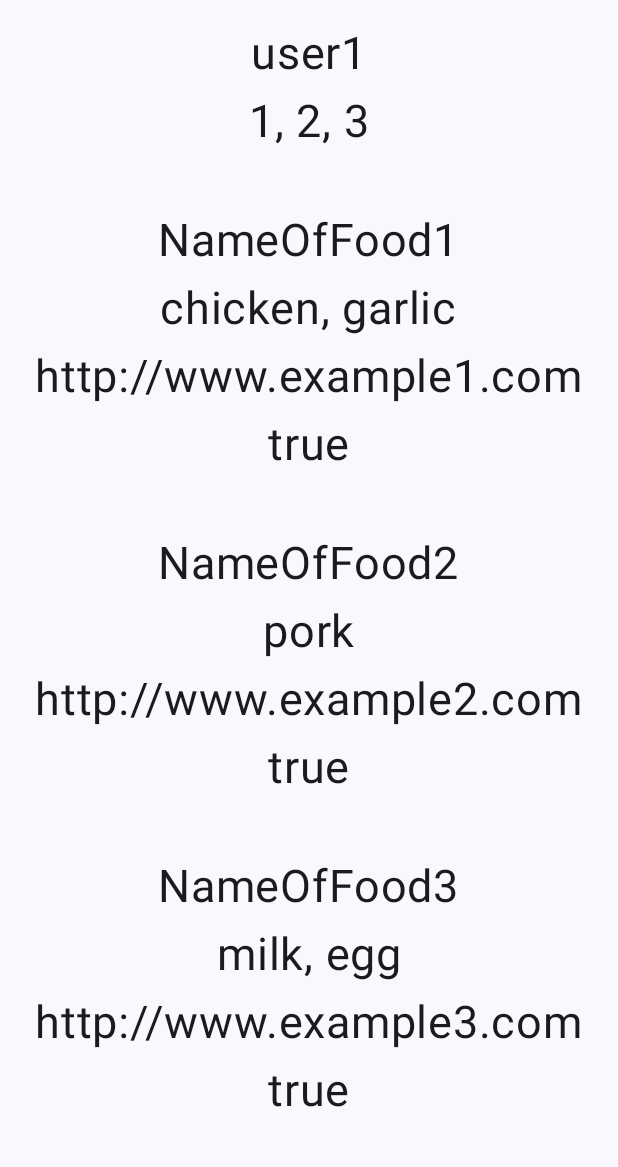
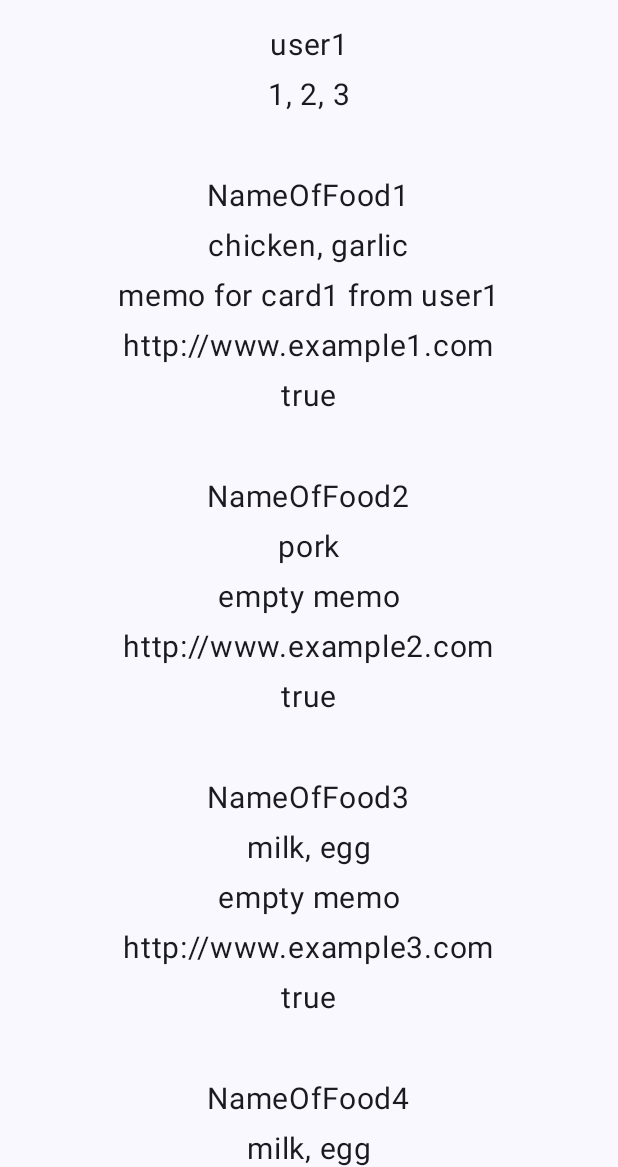
Before and after one commit to seungrae98/MobileProgramming, an Android app built with Jetpack Compose: the SearchScreen screen opened through its navigation route, on a phone screen of 412 x 824 dp, the part 69-1236 px from its top. Run offline under Robolectric (Android 15) with nearby library versions, the phone set to English and light mode, and no system bars.

Commit message:
memo 저장 기능 추가

```diff
--- a/app/src/main/java/com/example/fridgefriend/screen/SearchScreen.kt
+++ b/app/src/main/java/com/example/fridgefriend/screen/SearchScreen.kt
@@ -35,6 +35,15 @@ fun SearchScreen(navController: NavHostController,
         }
     }
 
+    // 해당 유저의 메모 목록을 메뉴 목록(viewmodel)에 적용
+    repeat(cardDataViewModel.cardList.size) {
+        repeat(userDataViewModel.userList[userIndex].memo.size) { con ->
+            if (cardDataViewModel.cardList[it].cardID == userDataViewModel.userList[userIndex].memo.keys.elementAt(con)) {
+                cardDataViewModel.changeMemo(it, userDataViewModel.userList[userIndex].memo.values.elementAt(con))
+            }
+        }
+    }
+
     // 현재는 모든 메뉴 출력 수행
     // TODO: 검색 기능 (메뉴 이름 검색 / 보유 재료 검색), 출력 방법(카드 형식, 리스트 형식), 좋아요만 보기 기능 등
     Column(modifier = Modifier
@@ -47,42 +56,47 @@ fun SearchScreen(navController: NavHostController,
         Text(
             text = userDataViewModel.userList[userIndex].name,
             style = MaterialTheme.typography.bodyLarge,
-            fontSize = 30.sp
+            fontSize = 20.sp
         )
         Text(
             text = userDataViewModel.userList[userIndex].favourite.joinToString(),
             style = MaterialTheme.typography.bodyLarge,
-            fontSize = 30.sp
+            fontSize = 20.sp
         )
         Text(
             text = "",
-            fontSize = 30.sp
+            fontSize = 20.sp
         )
 
         repeat(cardDataViewModel.cardList.size) {
             Text(
                 text = cardDataViewModel.cardList[it].name,
                 style = MaterialTheme.typography.bodyLarge,
-                fontSize = 30.sp
+                fontSize = 20.sp
             )
             Text(
                 text = cardDataViewModel.cardList[it].mainIngredient.joinToString(),
                 style = MaterialTheme.typography.bodyLarge,
-                fontSize = 30.sp
+                fontSize = 20.sp
+            )
+            Text(
+                text = cardDataViewModel.cardList[it].memo,
+                style = MaterialTheme.typography.bodyLarge,
+                fontSize = 20.sp
             )
             Text(
                 text = cardDataViewModel.cardList[it].recipeLink.joinToString(),
                 style = MaterialTheme.typography.bodyLarge,
-                fontSize = 30.sp
+                fontSize = 20.sp
             )
             Text(
                 text = cardDataViewModel.cardList[it].like.toString(),
                 style = MaterialTheme.typography.bodyLarge,
-                fontSize = 30.sp
+                fontSize = 20.sp
             )
             Text(
                 text = "",
-                fontSize = 30.sp
+                fontSize = 20.sp
             )
 
         }
--- a/app/src/main/java/com/example/fridgefriend/viewmodel/CardData.kt
+++ b/app/src/main/java/com/example/fridgefriend/viewmodel/CardData.kt
@@ -4,7 +4,7 @@ data class CardData(
     var cardID:Int,
     var name:String,
     var mainIngredient:List<String>,
-    var memo:String,
+    var memo:String = "",
     var recipeLink:List<String>,
     var like:Boolean = false
 )
--- a/app/src/main/java/com/example/fridgefriend/viewmodel/CardDataViewModel.kt
+++ b/app/src/main/java/com/example/fridgefriend/viewmodel/CardDataViewModel.kt
@@ -13,7 +13,7 @@ class CardDataViewModel(): ViewModel() {
             1,
             "NameOfFood1",
             listOf<String>("chicken", "garlic"),
-            "1",
+            "empty memo",
             listOf<String>("http://www.example1.com")
         )
         cardList.add(cardDataSample1)
@@ -22,7 +22,7 @@ class CardDataViewModel(): ViewModel() {
             2,
             "NameOfFood2",
             listOf<String>("pork"),
-            "2",
+            "empty memo",
             listOf<String>("http://www.example2.com")
         )
         cardList.add(cardDataSample2)
@@ -31,7 +31,7 @@ class CardDataViewModel(): ViewModel() {
             3,
             "NameOfFood3",
             listOf<String>("milk", "egg"),
-            "3",
+            "empty memo",
             listOf<String>("http://www.example3.com")
         )
         cardList.add(cardDataSample3)
@@ -40,7 +40,7 @@ class CardDataViewModel(): ViewModel() {
             4,
             "NameOfFood4",
             listOf<String>("milk", "egg"),
-            "4",
+            "empty memo",
             listOf<String>("http://www.example3.com")
         )
         cardList.add(cardDataSample4)
@@ -49,15 +49,15 @@ class CardDataViewModel(): ViewModel() {
             5,
             "NameOfFood5",
             listOf<String>("milk", "egg"),
-            "5",
+            "empty memo",
             listOf<String>("http://www.example3.com")
         )
         cardList.add(cardDataSample5)
     }
 
     // 메모 저장하면 메모 변경
-    fun changeMemo(index:Int) {
-        cardList[index] = cardList[index].copy(memo = cardList[index].memo)
+    fun changeMemo(index:Int, memo:String) {
+        cardList[index] = cardList[index].copy(memo = memo)
     }
 
     // 카드 누르면 좋아요 상태 변경
```
Also changed, not shown: app/src/main/java/com/example/fridgefriend/screen/FavouriteScreen.kt (+22 -8 lines), app/src/main/java/com/example/fridgefriend/screen/FridgeScreen.kt (+7 -7 lines).
